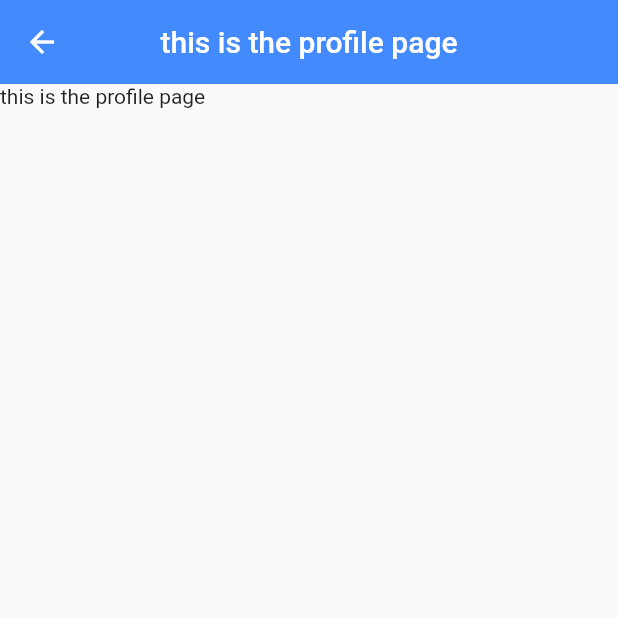
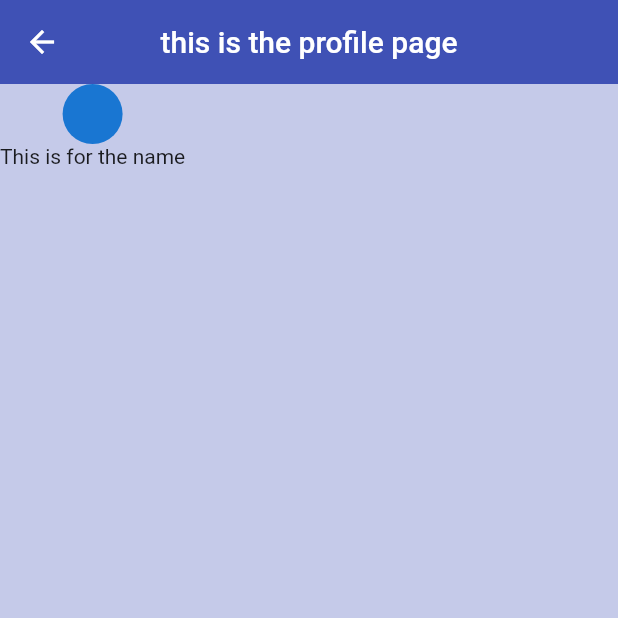
Before and after one commit to Porkyypork/Orbital2020_GoDutch, a Flutter app: the screen it shows once a user with an empty profile is signed in, after a tap on the "add" icon, after a tap on the "menu" icon, after a tap on "Profile", on a phone screen of 412 x 824 dp, the top half of it. Run offline on Flutter 3.47's test engine with Material 2 defaults, Android fonts, the phone set to English and light mode, and no system bars; our stand-ins replace cloud_firestore, contacts_service, firebase_auth, flutter_spinkit, google_sign_in, permission_handler; accounts and stored records are empty; network calls fail.

Commit message:
added some database implementations and touched up on some pages

```diff
--- a/lib/main.dart
+++ b/lib/main.dart
@@ -1,19 +1,5 @@
-// important notes :
-// The top appbar, bottom appbar and floating button will be STATELESS, as they
-// are always there as part of the interface, at least on the home page.
-// However, the list of groups itself will be STATEFUL as it will have to be updated dynamically
-// by the user. Need to determine if when going to other pages, such as personal profile page and
-// expenditure page, will the currently stateless properties need to be converted to stateful. Determine
-// another day upon reading up more on stateful widgets.
-// at least the button is working rn just gotta make it go to a new page
-// ----------------------------------------------------------------
-// TO ADD in priority order:
-// A dynamic list of groups on the main home page, where each group is of a profile picture, followed by group name.
-// A page for when the user enters the group.
-// Sign up page
-// Login apge
-
 import 'package:app/models/user.dart';
+import 'package:app/screens/pages/ContactsPage.dart';
 import 'package:app/screens/pages/aboutus.dart';
 import 'package:app/screens/pages/debts.dart';
 import 'package:app/screens/pages/group.dart';
@@ -41,6 +27,7 @@ class GoDutch extends StatelessWidget {
           '/group_creation': (context) => GroupCreation(),
           '/group': (context) => Group(),
           '/about': (context) => AboutUs(),
+          '/contacts': (context) => ContactsPage(),
         },
         home: Wrapper(),
       ),
--- a/lib/models/UserContact.dart
+++ b/lib/models/UserDetails.dart
@@ -1,8 +1,12 @@
-class UserContact {
+//might not be needed
+
+class UserDetails {
+
   final String name;
   final String number;
+  final String email;
 
-  UserContact({this.name, this.number});
+  UserDetails({this.name, this.number, this.email});
 
   String get userName {
     return name;
--- a/lib/models/user.dart
+++ b/lib/models/user.dart
@@ -1,7 +1,7 @@
 class User {
   final String uid;
 
-  User({ this.uid});
+  User({ this.uid });
 
   String get id {
     return uid;
--- a/lib/screens/pages/aboutus.dart
+++ b/lib/screens/pages/aboutus.dart
@@ -9,10 +9,11 @@ class _AboutUsState extends State<AboutUs> {
   @override
   Widget build(BuildContext context) {
     return Scaffold(
+      backgroundColor: Colors.indigo[100],
       appBar: AppBar(
         title: Text('About Us'),
         elevation: 0,
-        backgroundColor: Colors.blueAccent,
+        backgroundColor: Colors.indigo,
         centerTitle: true,
       ),
 
--- a/lib/screens/pages/debts.dart
+++ b/lib/screens/pages/debts.dart
@@ -5,10 +5,11 @@ class _DebtsState extends State<Debts> {
   @override
   Widget build(BuildContext context) {
     return Scaffold(
+      backgroundColor: Colors.indigo[100],
       appBar: AppBar(
         title: Text('this is the unsettled screen'),
         elevation: 0,
-        backgroundColor: Colors.blueAccent,
+        backgroundColor: Colors.indigo,
         centerTitle: true,
       ),
 
--- a/lib/screens/pages/group_creation.dart
+++ b/lib/screens/pages/group_creation.dart
@@ -1,19 +1,20 @@
 import 'package:app/models/groupdata.dart';
+import 'package:app/services/auth.dart';
+import 'package:app/services/database.dart';
 import 'package:flutter/material.dart';
-
-
-//after we exit this page by confirming or by exiting, need to refresh
-//the states for homepage.
 
 class _GroupCreationState extends State<GroupCreation> {
 
-  //final _user = TestUser(); // fortesting purposes
+  AuthService _auth = AuthService();
+  final GlobalKey<FormState> _formKey = GlobalKey<FormState>();
 
   String _name;
 
- final GlobalKey<FormState> _formKey = GlobalKey<FormState>();
+  Widget _buildGroupPictureField() {
 
-  Widget _buildName() { // format is generally the same across all formfield methods
+  }
+
+  Widget _buildNameField() { // format is generally the same across all formfield methods
     return TextFormField(
       decoration: InputDecoration(labelText: "Group Name"),
       maxLength: 22,
@@ -28,13 +29,18 @@ class _GroupCreationState extends State<GroupCreation> {
     );
   }
 
+  Widget _buildMemberListField() {
+
+  }
+
   @override
   Widget build(BuildContext context) {
     return Scaffold(
+      backgroundColor: Colors.indigo[100],
       appBar: AppBar(
         title: Text('this is the group creation page'),
         elevation: 0,
-        backgroundColor: Colors.blueAccent,
+        backgroundColor: Colors.indigo,
         centerTitle: true,
       ),
 
@@ -45,7 +51,9 @@ class _GroupCreationState extends State<GroupCreation> {
           child: Column(
             mainAxisAlignment: MainAxisAlignment.center,
             children: <Widget>[
-              _buildName(),
+              //_buildGroupPictureField(),
+              _buildNameField(),
+              //_buildMemberList(),
               // any further fields that we need to add ==> Add a group member list
               SizedBox(height: 50.0),
 
@@ -59,20 +67,20 @@ class _GroupCreationState extends State<GroupCreation> {
                     return;
                   }
                   _formKey.currentState.save();
-                  GroupData newGroup = new GroupData(_name);
-                  print("Name: [$_name] is saved");
-                  print("Returning to homescreen");
-                  Navigator.of(context).pushReplacementNamed('/home');
+                  _createGroup();
                 },
-
               ),
             ],
           ),
         ),
       ),
+    );
+  }
 
-
-    );
+  void _createGroup() async {
+    final uid = await _auth.getCurrentUID();
+    await DataBaseService().createGroupData(this._name, uid);
+    Navigator.pushNamedAndRemoveUntil(context, '/home', (route) => false);
   }
 }
 
--- a/lib/screens/pages/home.dart
+++ b/lib/screens/pages/home.dart
@@ -1,26 +1,44 @@
 import 'package:app/models/groupdata.dart';
 import 'package:app/services/auth.dart';
+import 'package:cloud_firestore/cloud_firestore.dart';
+import 'package:firebase_auth/firebase_auth.dart';
 import 'package:flutter/material.dart';
 import '../pages/group.dart';
-
-// i wanna add a when u scroll up, search bar comes out and swipe to delete
-// using high contrast colors rn just to tell the difference between what
-// is what
 
 class _HomeState extends State<Home> {
   static List<GroupData> _groups = [];
   AuthService _auth = AuthService();
+  final db = Firestore.instance;
+
+  String name;
+  String email;
+
+  void _getCurrentUserData() async {
+    final uid = await _auth.getCurrentUID();
+    await db.collection("users").document(uid).get().then((value) => {
+          setState(() {
+            name = value["name"];
+            email = value["email"];
+          })
+        });
+  }
+
+  @override
+  void initState() {
+    super.initState();
+    _getCurrentUserData();
+  }
 
   @override
   Widget build(BuildContext context) {
     final String _title = 'GoDutch';
 
     return Scaffold(
-      backgroundColor: Colors.yellow[50],
+      backgroundColor: Colors.indigo[100],
       appBar: AppBar(
         title: Text(_title),
         elevation: 0,
-        backgroundColor: Colors.blueAccent,
+        backgroundColor: Colors.indigo,
         centerTitle: true,
       ),
 
@@ -32,10 +50,10 @@ class _HomeState extends State<Home> {
               itemCount: _groups.length,
               itemBuilder: (context, index) => _buildListTile(context, index),
             )
-          : Text("You are not part of any groups"),
+          : _buildNoGroupsHomeScreen(),
 
       bottomNavigationBar: BottomAppBar(
-        color: Colors.blueAccent,
+        color: Colors.indigo,
         shape: CircularNotchedRectangle(),
         child: Container(height: 50),
       ),
@@ -48,15 +66,13 @@ class _HomeState extends State<Home> {
 
   Widget _buildCreateGroupButton() {
     return FloatingActionButton(
-      onPressed: () {
+      onPressed: () { // change to async function where they can cancel
         Navigator.pushNamed(context, '/group_creation');
         print("proceeding to group creation page\n");
         setState(() {
-          // instantiate new group object with what they give and create and add
           GroupData newGroup = new GroupData(
               "I CANT CHANGE THE NAME FML"); // method for group creation here
-          _groups.add(
-              newGroup); //implement feature to take in unique group name first, then work from there
+          _groups.add(newGroup);
         });
       },
       backgroundColor: Colors.teal[300],
@@ -64,14 +80,34 @@ class _HomeState extends State<Home> {
     );
   }
 
+  Widget _buildNoGroupsHomeScreen() {
+    return Container(
+      child: Center(
+        child: Text(
+          "You are not currently in any groups",
+          style: TextStyle(
+            fontSize: 24.0,
+          ),
+        )
+      )
+    );
+  }
+
+/* TODO:
+1. Fix deletion to update properly and not return an error
+2. properly update the database for proper group creation
+3. turn off left swipe first
+*/
   Dismissible _buildListTile(BuildContext context, int index) {
     return Dismissible(
       key: Key(_groups[index].groupName),
       onDismissed: (direction) {
         if (direction == DismissDirection.endToStart) {
-          String groupName = _groups[index].groupName;
-          _removeGroup(index);
-          _deletionMessage(context, groupName);
+          setState(() {
+            String groupName = _groups[index].groupName;
+            _removeGroup(index);
+            _deletionMessage(context, groupName);
+          });
         } else {
           // do something else likely implementation of google vision
         }
@@ -134,8 +170,8 @@ class _HomeState extends State<Home> {
       child: ListView(
         children: <Widget>[
           UserAccountsDrawerHeader(
-            accountName: Text("John Doe"),
-            accountEmail: Text("johndoe@gmail.com"),
+            accountName: Text(name),
+            accountEmail: Text(email),
             currentAccountPicture: GestureDetector(
               // onTap: () {}, can further implement features if we decide to
               child: CircleAvatar(
--- a/lib/screens/pages/profile.dart
+++ b/lib/screens/pages/profile.dart
@@ -5,14 +5,25 @@ class _ProfileState extends State<Profile> {
   @override
   Widget build(BuildContext context) {
     return Scaffold(
+      backgroundColor: Colors.indigo[100],
       appBar: AppBar(
         title: Text('this is the profile page'),
         elevation: 0,
-        backgroundColor: Colors.blueAccent,
+        backgroundColor: Colors.indigo,
         centerTitle: true,
       ),
 
-      body: Text('this is the profile page')
+      body: Column(
+        crossAxisAlignment: CrossAxisAlignment.center,
+        children: <Widget>[
+          CircleAvatar(
+
+          ),
+          Container(
+            child: Text("This is for the name")
+          ),
+        ],
+      ),
     );
   }
 }
--- a/lib/screens/wrapper.dart
+++ b/lib/screens/wrapper.dart
@@ -4,6 +4,8 @@ import 'package:flutter/material.dart';
 import 'package:provider/provider.dart';
 
 import 'authenticate/authenticate.dart';
+
+// controls which page is shown to users depending on authentication state
 
 class Wrapper extends StatelessWidget {
 
--- a/lib/services/auth.dart
+++ b/lib/services/auth.dart
@@ -1,4 +1,6 @@
+import 'package:app/models/UserDetails.dart';
 import 'package:app/models/user.dart';
+import 'package:app/services/database.dart';
 import 'package:firebase_auth/firebase_auth.dart';
 import 'package:google_sign_in/google_sign_in.dart';
 import 'package:cloud_firestore/cloud_firestore.dart';
@@ -10,6 +12,12 @@ class AuthService {
   // auth change user stream
   Stream<User> get user {
     return _auth.onAuthStateChanged.map(_userFromFirebaseUser);
+  }
+
+  // gets current UID
+  Future<String> getCurrentUID() async {
+    String uid = (await _auth.currentUser()).uid;
+    return uid;
   }
 
   // create user object base on FirebaseUser
@@ -50,18 +58,24 @@ class AuthService {
     final GoogleSignInAuthentication googleAuth =
         await googleUser.authentication;
     final AuthCredential credential = GoogleAuthProvider.getCredential(
-        accessToken: googleAuth.accessToken, idToken: googleAuth.idToken);
+        accessToken: googleAuth.accessToken,
+        idToken: googleAuth.idToken,
+      );
     user = (await _auth.signInWithCredential(credential)).user;
+    await DataBaseService(uid: user.uid).updateUserData(user.displayName, user.email);
 
     return _userFromFirebaseUser(user);
   }
 
   // register with email and password
-  Future<User> registerWithEmailAndPassword(String email, String password) async {
+  Future<User> registerWithEmailAndPassword(UserDetails newUser, String password) async {
     try {
       AuthResult result = await _auth.createUserWithEmailAndPassword(
-          email: email, password: password);
+          email: newUser.email,
+          password: password,
+        );
       User user = _userFromFirebaseUser(result.user);
+      await DataBaseService(uid: result.user.uid).updateUserData(newUser.name, newUser.email);
       return user;
     } catch (error) {
       if (error.code == 'ERROR_EMAIL_ALREADY_IN_USE') {
```
Also changed, not shown: lib/screens/authenticate/register.dart (+99 -33 lines), lib/screens/pages/ContactsPage.dart (added, +59 -0 lines), lib/screens/pages/group.dart (+10 -3 lines), lib/services/AccessContacts.dart (added, +48 -0 lines), lib/services/database.dart (+30 -9 lines).
